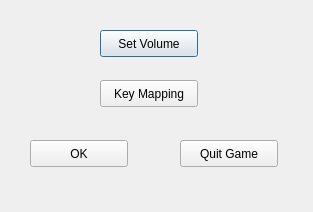
Old version of the form src/client/MainMenu.ui in the repository dc2011/td.
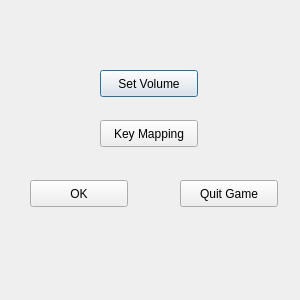
New version of the form.

Diff of the .ui file:
```diff
--- a/src/client/MainMenu.ui
+++ b/src/client/MainMenu.ui
@@ -6,8 +6,8 @@
    <rect>
     <x>0</x>
     <y>0</y>
-    <width>313</width>
-    <height>212</height>
+    <width>300</width>
+    <height>300</height>
    </rect>
   </property>
   <property name="windowTitle">
@@ -17,7 +17,7 @@
    <property name="geometry">
     <rect>
      <x>100</x>
-     <y>30</y>
+     <y>70</y>
      <width>98</width>
      <height>27</height>
     </rect>
@@ -30,7 +30,7 @@
    <property name="geometry">
     <rect>
      <x>100</x>
-     <y>80</y>
+     <y>120</y>
      <width>98</width>
      <height>27</height>
     </rect>
@@ -43,7 +43,7 @@
    <property name="geometry">
     <rect>
      <x>180</x>
-     <y>140</y>
+     <y>180</y>
      <width>98</width>
      <height>27</height>
     </rect>
@@ -56,7 +56,7 @@
    <property name="geometry">
     <rect>
      <x>30</x>
-     <y>140</y>
+     <y>180</y>
      <width>98</width>
      <height>27</height>
     </rect>
```
